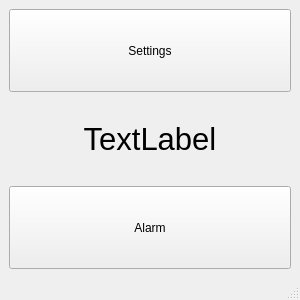
Asion001/School_bell, file alarm.ui: the form before one commit.
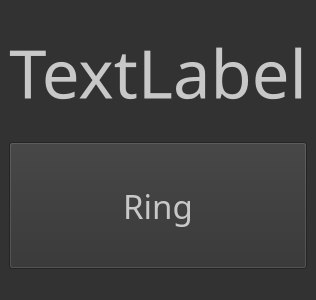
The form after the commit.

Commit message: Make dark style and status

```diff
--- a/alarm.ui
+++ b/alarm.ui
@@ -10,31 +10,33 @@
     <height>300</height>
    </rect>
   </property>
+  <property name="sizePolicy">
+   <sizepolicy hsizetype="Fixed" vsizetype="Fixed">
+    <horstretch>0</horstretch>
+    <verstretch>0</verstretch>
+   </sizepolicy>
+  </property>
   <property name="windowTitle">
    <string>Alarm</string>
   </property>
+  <property name="styleSheet">
+   <string notr="true">color: rgb(200,200,200);
+background-color: rgb(50,50,50);
+selection-color: rgb(220, 220, 220);</string>
+  </property>
   <widget class="QWidget" name="centralwidget">
    <layout class="QVBoxLayout" name="verticalLayout">
-    <item>
-     <widget class="QPushButton" name="pushButton_2">
-      <property name="sizePolicy">
-       <sizepolicy hsizetype="Minimum" vsizetype="Preferred">
-        <horstretch>0</horstretch>
-        <verstretch>0</verstretch>
-       </sizepolicy>
-      </property>
-      <property name="text">
-       <string>Settings</string>
-      </property>
-     </widget>
-    </item>
     <item>
      <widget class="QLabel" name="label">
       <property name="font">
        <font>
-        <pointsize>23</pointsize>
+        <family>Unifont</family>
+        <pointsize>50</pointsize>
        </font>
       </property>
+      <property name="styleSheet">
+       <string notr="true"/>
+      </property>
       <property name="text">
        <string>TextLabel</string>
       </property>
@@ -51,8 +53,24 @@
         <verstretch>0</verstretch>
        </sizepolicy>
       </property>
+      <property name="font">
+       <font>
+        <family>Sans Serif</family>
+        <pointsize>25</pointsize>
+        <weight>50</weight>
+        <italic>false</italic>
+        <bold>false</bold>
+        <underline>false</underline>
+        <strikeout>false</strikeout>
+        <stylestrategy>PreferAntialias</stylestrategy>
+        <kerning>false</kerning>
+       </font>
+      </property>
+      <property name="styleSheet">
+       <string notr="true"/>
+      </property>
       <property name="text">
-       <string>Alarm</string>
+       <string>Ring</string>
       </property>
      </widget>
     </item>
```
Left out of the diff: 2 changed lines with no effect on the pictures. The commit also changes 3 other files.
